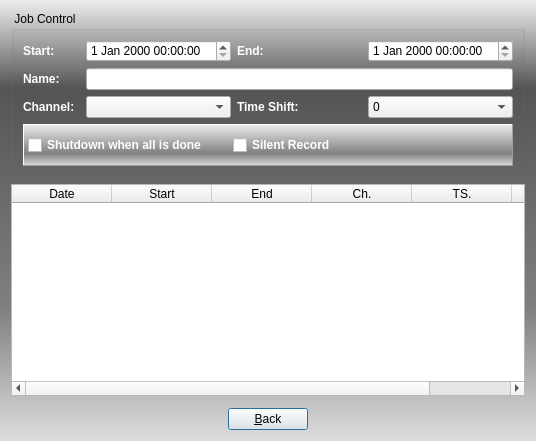
This is branches/parentalControl/forms/ctimerrec.ui in code-google-com/vlc-record as Qt 5 draws it before an edit. The edited form follows.
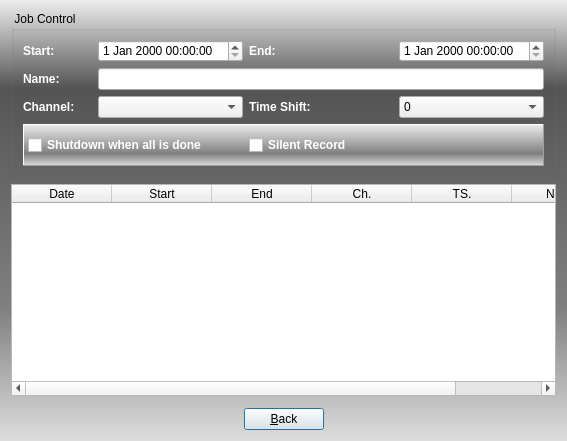
This is the edited form. Icons and pictures are not drawn.

What changed in the file:
```diff
--- a/branches/parentalControl/forms/ctimerrec.ui
+++ b/branches/parentalControl/forms/ctimerrec.ui
@@ -6,7 +6,7 @@
    <rect>
     <x>0</x>
     <y>0</y>
-    <width>536</width>
+    <width>567</width>
     <height>441</height>
    </rect>
   </property>
```
Left out of the diff: 9 changed lines with no effect on the pictures.
